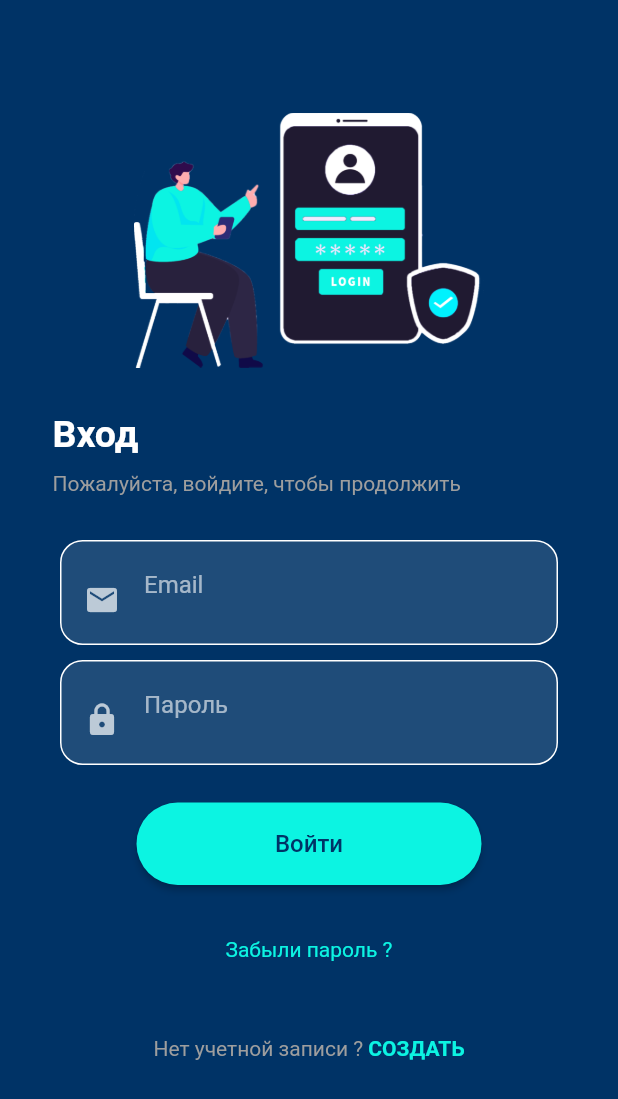
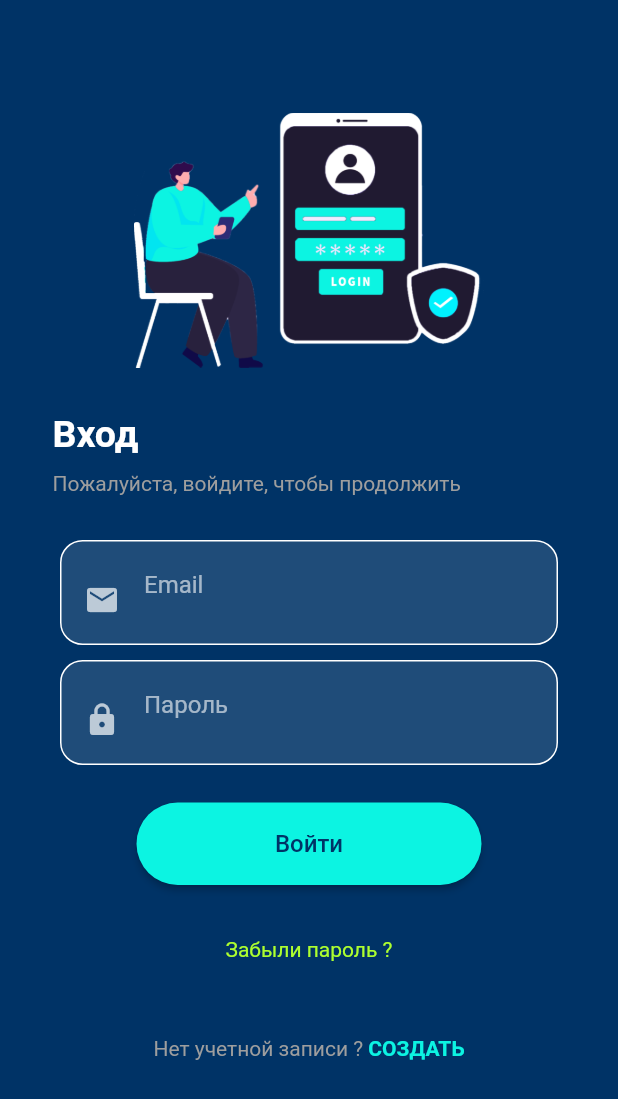
Before and after one commit to 78Ronin78/tennismatch, a Flutter app: the screen it shows after launch, on a phone screen of 412 x 824 dp. Shown: the top 1099 px of the screen. Run offline on Flutter 3.47's test engine with Material 2 defaults, Android fonts, the phone set to English and light mode, and no system bars; our stand-ins replace bloc, cloud_firestore, equatable, firebase_auth, flutter_bloc, get_it and 1 more; accounts and stored records are empty.

Commit message:
Change text colors

```diff
--- a/lib/screens/login/login_screen.dart
+++ b/lib/screens/login/login_screen.dart
@@ -2,7 +2,6 @@ import 'package:flutter/material.dart';
 import 'package:flutter_bloc/flutter_bloc.dart';
 import 'package:tennis_match_app/blocs/login_bloc/login_bloc.dart';
 import 'package:tennis_match_app/screens/register/register_screen.dart';
-import 'package:tennis_match_app/widgets/curved_widget.dart';
 import 'package:tennis_match_app/widgets/text_widget.dart';
 
 import 'login_form.dart';
@@ -60,7 +59,7 @@ class LoginScreen extends StatelessWidget {
                 child: Text(
                   'Забыли пароль ?',
                   style: TextStyle(
-                    color: Color(0xFF0CF4E2),
+                    color: Color(0xFFADFF2F),
                   ),
                 ),
               ),
```
